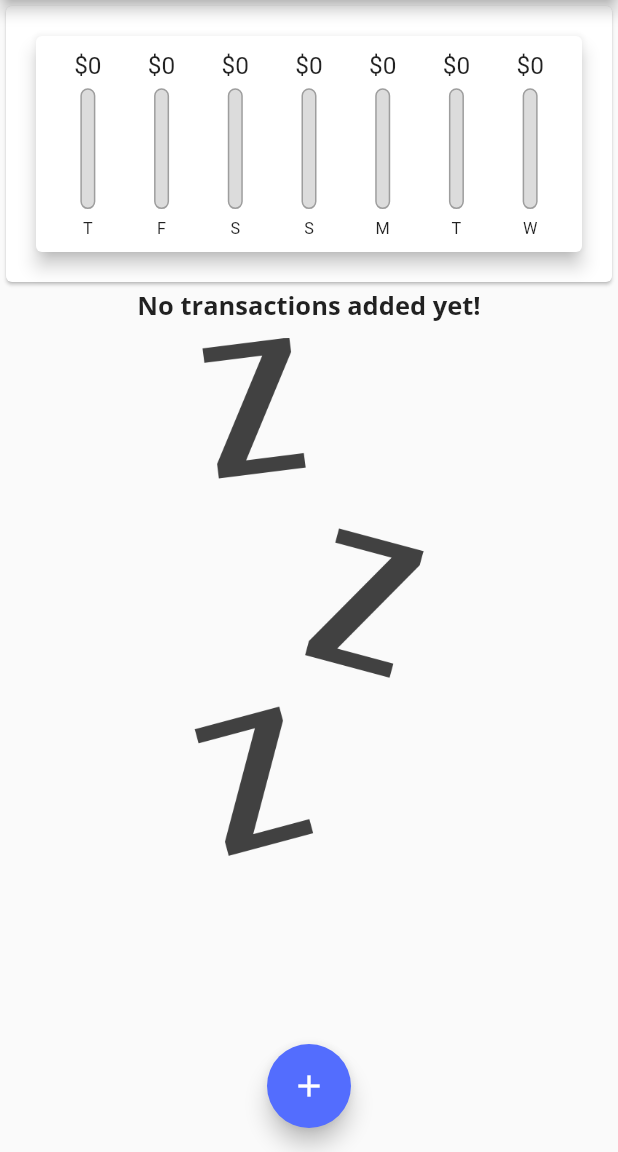
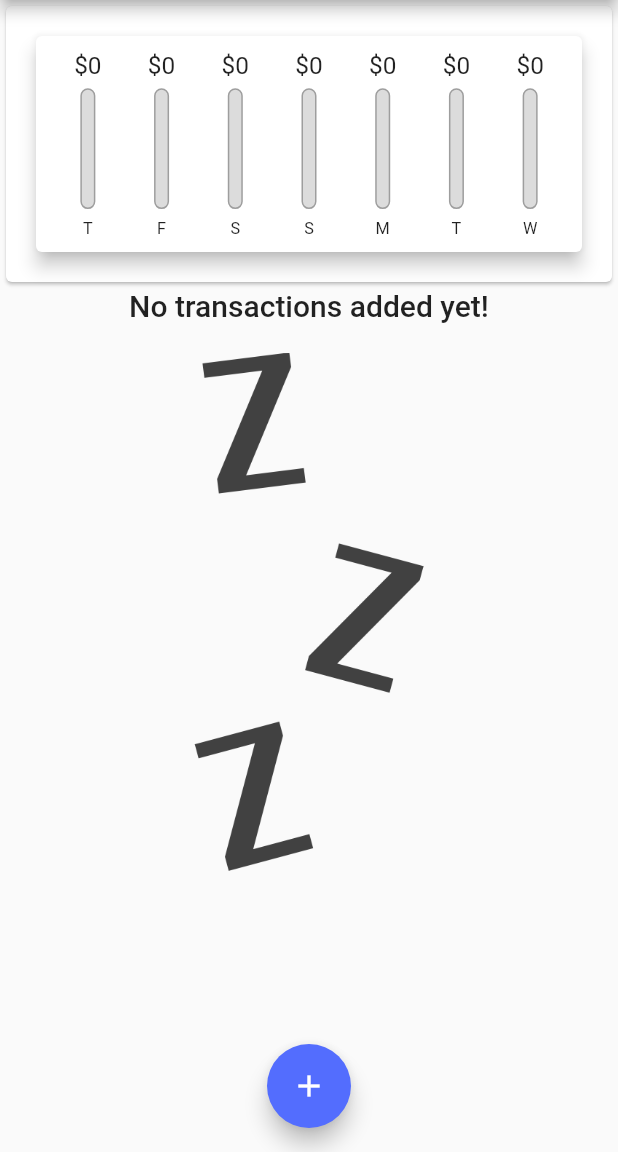
Before and after one commit to aikssen/expenses-flutter-app, a Flutter app: the screen it shows after launch, on a phone screen of 412 x 824 dp, the part 84-1236 px from its top. Run offline on Flutter 3.47's test engine with Material 2 defaults, Android fonts, the phone set to English and light mode, and no system bars.

Commit message:
update transaction list with unique key

```diff
--- a/lib/main.dart
+++ b/lib/main.dart
@@ -59,7 +59,7 @@ class MyHomePage extends StatefulWidget {
   _MyHomePageState createState() => _MyHomePageState();
 }
 
-class _MyHomePageState extends State<MyHomePage> {
+class _MyHomePageState extends State<MyHomePage> with WidgetsBindingObserver {
   final List<Transaction> _userTransactions = [
     // Transaction(
     //   id: 't1',
@@ -76,6 +76,28 @@ class _MyHomePageState extends State<MyHomePage> {
   ];
 
   bool _showChart = true;
+
+  @override
+  void initState() {
+    // TODO: implement initState
+    WidgetsBinding.instance.addObserver(this);
+    super.initState();
+  }
+
+  // this funcions is called when the lifecycle state changes - resumed, suspended, inactive, paused, etc
+  @override
+  void didChangeAppLifecycleState(AppLifecycleState state) {
+    // TODO: implement didChangeAppLifecycleState
+    print(
+        state); // inactive, paused - this happen when the user swithc to the device home/desktop page
+    super.didChangeAppLifecycleState(state);
+  }
+
+  @override
+  dispose() {
+    WidgetsBinding.instance.removeObserver(this);
+    super.dispose();
+  }
 
   void _addNewTransaction(String title, double amount, DateTime date) {
     final transaction = Transaction(
--- a/lib/widgets/transaction_list.dart
+++ b/lib/widgets/transaction_list.dart
@@ -1,7 +1,7 @@
 import 'package:flutter/material.dart';
-import 'package:intl/intl.dart';
 
-import 'package:expenses/models/transaction.dart';
+import '../models/transaction.dart';
+import './transaction_item.dart';
 
 class TransactionList extends StatelessWidget {
   final List<Transaction> transactions;
@@ -11,73 +11,37 @@ class TransactionList extends StatelessWidget {
 
   @override
   Widget build(BuildContext context) {
-    return Container(
-      child: transactions.isEmpty
-          ? LayoutBuilder(builder: (ctx, constrains) {
+    print('build() TransactionList');
+    return transactions.isEmpty
+        ? LayoutBuilder(builder: (ctx, constraints) {
             return Column(
               children: <Widget>[
-                  Container(
-                    //height: 20, //constrains.maxHeight * 0.1,
-                    child: Text(
+                Text(
                   'No transactions added yet!',
-                      style: Theme.of(context).textTheme.headline5,
+                  style: Theme.of(context).textTheme.title,
                 ),
-                  ),
-                  SizedBox(
-                    height: 10, //constrains.maxHeight * 0.05,
+                const SizedBox(
+                  height: 20,
                 ),
                 Container(
-                    height: constrains.maxHeight * 0.6,
+                    height: constraints.maxHeight * 0.6,
                     child: Image.asset(
                       'assets/images/waiting.png',
                       fit: BoxFit.cover,
-                    ),
-                  ),
+                    )),
               ],
             );
           })
-          : ListView.builder(
-              itemBuilder: (ctx, index) {
-                return Card(
-                  elevation: 5,
-                  margin: EdgeInsets.symmetric(
-                    vertical: 8,
-                    horizontal: 5,
+        : ListView(
+            children: transactions
+                .map(
+                  (tx) => TransactionItem(
+                    key: ValueKey(tx.id),
+                    transaction: tx,
+                    deleteTx: deleteTx,
                   ),
-                  child: ListTile(
-                    leading: CircleAvatar(
-                      radius: 30,
-                      child: Padding(
-                        padding: EdgeInsets.all(6),
-                        child: FittedBox(
-                          child: Text('\$${transactions[index].amount}'),
-                        ),
-                      ),
-                    ),
-                    title: Text(
-                      transactions[index].title,
-                      style: Theme.of(context).textTheme.headline5,
-                    ),
-                    subtitle: Text(
-                      DateFormat.yMMMd().format(transactions[index].date),
-                    ),
-                    // change button if is in landscape
-                    trailing: MediaQuery.of(context).size.width > 900
-                        ? TextButton.icon(
-                            icon: Icon(Icons.delete),
-                            onPressed: () => deleteTx(transactions[index].id),
-                            label: Text('Delete'),
                 )
-                        : IconButton(
-                            icon: Icon(Icons.delete),
-                            // color: Colors.red,
-                            onPressed: () => deleteTx(transactions[index].id),
-                          ),
-                  ),
-                );
-              },
-              itemCount: transactions.length,
-            ),
+                .toList(),
           );
   }
 }
```
Also changed, not shown: lib/widgets/new_transaction.dart (+12 -0 lines), lib/widgets/transaction_item.dart (added, +79 -0 lines). Lines whose indentation alone changed are shown as unchanged.
